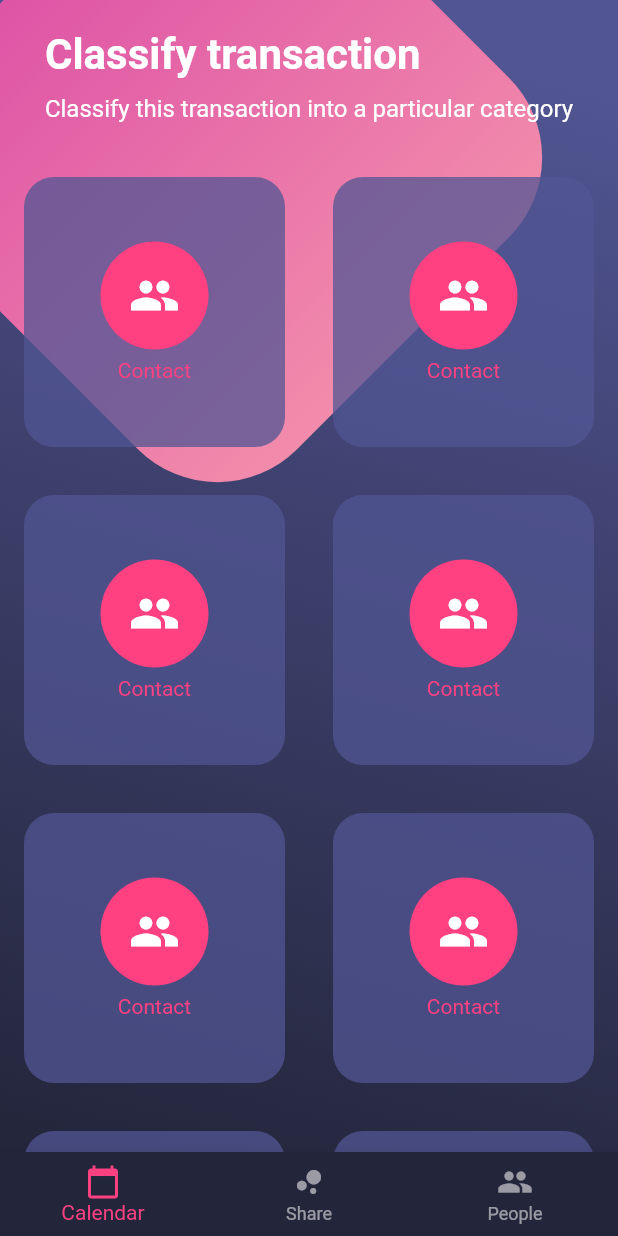
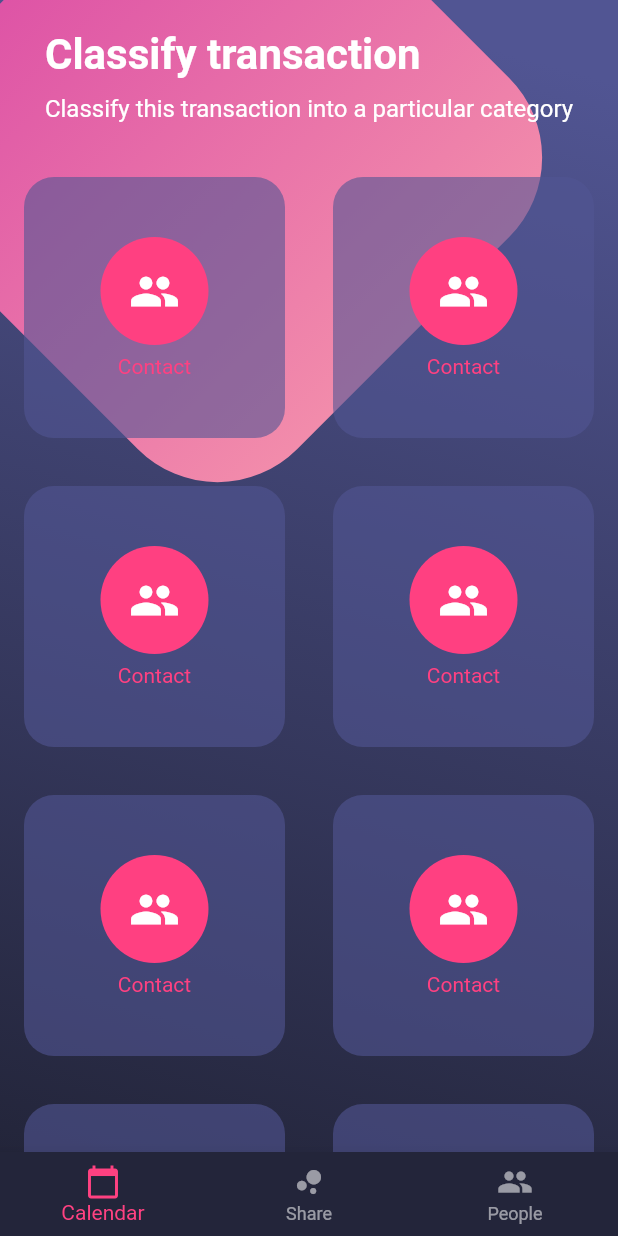
Before and after one commit to gian-pc/flutter_ui, a Flutter app: the UI2Page screen opened by its route, on a phone screen of 412 x 824 dp. Run offline on Flutter 3.47's test engine with Material 2 defaults, Android fonts, the phone set to English and light mode, and no system bars; network calls fail.

Commit message:
GridView

```diff
--- a/lib/pages/ui_2_page.dart
+++ b/lib/pages/ui_2_page.dart
@@ -7,6 +7,39 @@ class UI2Page extends StatelessWidget {
   @override
   Widget build(BuildContext context) {
     return Scaffold(
+
+      // body: GridView.builder(
+      //   gridDelegate: SliverGridDelegateWithFixedCrossAxisCount(
+      //     crossAxisCount: 2,
+      //   ),
+      //   itemCount: 13,
+      //   itemBuilder: (BuildContext context, int index){
+      //     return buildContainerItem();
+      //   },
+      // ),
+
+      // body: GridView.count(
+      //   crossAxisCount: 2,
+      //   crossAxisSpacing: 20,
+      //   primary: false,
+      //   scrollDirection: Axis.vertical,
+      //   children: [
+      //     Container(
+      //       height: 100,
+      //       width: 100,
+      //       color: Colors.redAccent,
+      //     ),
+      //     Container(
+      //       height: 100,
+      //       width: 100,
+      //       color: Colors.greenAccent,
+      //     ),
+      //     buildContainerItem(),
+      //     buildContainerItem(),
+      //     buildContainerItem()
+      //   ],
+      // ),
+
       body: Stack(
         children: [
           buildBackground(),
@@ -14,7 +47,45 @@ class UI2Page extends StatelessWidget {
             child: Column(
               children: [
                 buildTitle(),
-                Table(
+                // Text("List Item"),
+                // Text("List Item"),
+                GridView.builder(
+                  shrinkWrap: true,
+                  primary: false,
+                  gridDelegate: SliverGridDelegateWithFixedCrossAxisCount(
+                    crossAxisCount: 2
+                  ),
+                  itemCount: 13,
+                  itemBuilder: (BuildContext context, int index){
+                    return buildContainerItem();
+                  },
+                ),
+                // Text("List Item"),
+                // Text("List Item"),
+              ],
+            ),
+          ),
+        ],
+      ),
+
+
+      bottomNavigationBar: BottomNavigationBar(
+        backgroundColor: Color(0xff23253A),
+        selectedItemColor: Color(0xffFF4181),
+        unselectedItemColor: Colors.white54,
+        items: [
+          BottomNavigationBarItem(
+              icon: Icon(Icons.calendar_today), label: "Calendar"),
+          BottomNavigationBarItem(
+              icon: Icon(Icons.bubble_chart), label: "Share"),
+          BottomNavigationBarItem(icon: Icon(Icons.people), label: "People"),
+        ],
+      ),
+    );
+  }
+
+  Table buildTable() {
+    return Table(
                 children: [
                   TableRow(
                     children: [
@@ -41,24 +112,6 @@ class UI2Page extends StatelessWidget {
                     ],
                   ),
                 ],
-                )
-              ],
-            ),
-          ),
-        ],
-      ),
-      bottomNavigationBar: BottomNavigationBar(
-        backgroundColor: Color(0xff23253A),
-        selectedItemColor: Color(0xffFF4181),
-        unselectedItemColor: Colors.white54,
-        items: [
-          BottomNavigationBarItem(
-              icon: Icon(Icons.calendar_today), label: "Calendar"),
-          BottomNavigationBarItem(
-              icon: Icon(Icons.bubble_chart), label: "Share"),
-          BottomNavigationBarItem(icon: Icon(Icons.people), label: "People"),
-        ],
-      ),
               );
   }
 
@@ -67,7 +120,7 @@ class UI2Page extends StatelessWidget {
       height: 180,
       margin: EdgeInsets.all(16),
       decoration: BoxDecoration(
-          color: Color(0xff515593).withOpacity(0.75),
+          color: Color(0xff515593).withOpacity(0.60),
           borderRadius: BorderRadius.circular(20)),
       child: Column(
         mainAxisAlignment: MainAxisAlignment.center,
```
Lines whose indentation alone changed are shown as unchanged.
